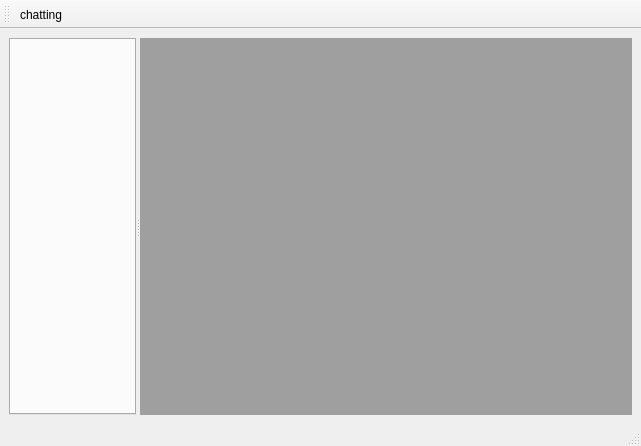
Above: mainwindow.ui from jaehyeonjeong/DataBaseQt before the change. Below: the same form after it.
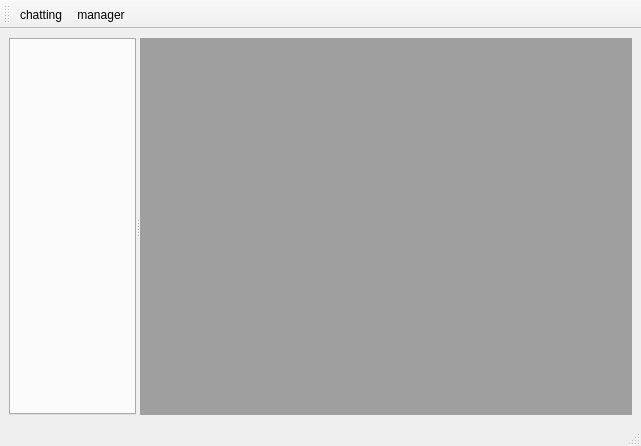
That is the form after the change.

```diff
--- a/mainwindow.ui
+++ b/mainwindow.ui
@@ -48,12 +48,18 @@
     <bool>false</bool>
    </attribute>
    <addaction name="actionchatting"/>
+   <addaction name="actionmanager"/>
   </widget>
   <action name="actionchatting">
    <property name="text">
     <string>chatting</string>
    </property>
   </action>
+  <action name="actionmanager">
+   <property name="text">
+    <string>manager</string>
+   </property>
+  </action>
  </widget>
  <resources/>
  <connections/>
```
